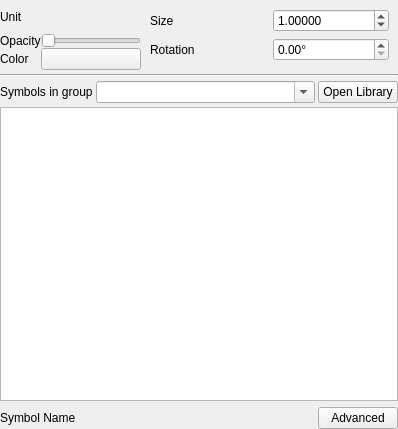
Old version of the form src/ui/symbollayer/widget_symbolslist.ui in the repository qgis/QGIS.
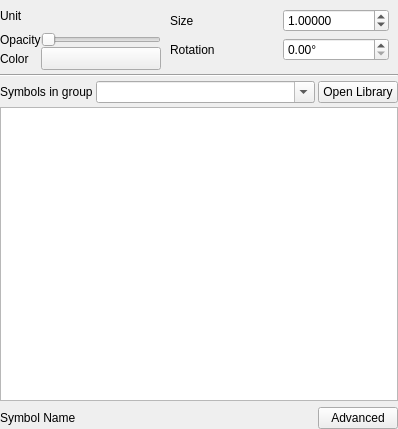
New version of the form. Custom widgets are drawn as their Qt base class.

Commit message: Flip all symbology color buttons to QgsColorButtonV2

What changed in the file:
```diff
--- a/src/ui/symbollayer/widget_symbolslist.ui
+++ b/src/ui/symbollayer/widget_symbolslist.ui
@@ -77,16 +77,16 @@
         </widget>
        </item>
        <item row="2" column="1">
-        <widget class="QgsColorButton" name="btnColor">
+        <widget class="QgsColorButtonV2" name="btnColor">
          <property name="minimumSize">
           <size>
-           <width>100</width>
+           <width>120</width>
            <height>0</height>
           </size>
          </property>
          <property name="maximumSize">
           <size>
-           <width>100</width>
+           <width>120</width>
            <height>16777215</height>
           </size>
          </property>
@@ -330,9 +330,9 @@
  </widget>
  <customwidgets>
   <customwidget>
-   <class>QgsColorButton</class>
-   <extends>QPushButton</extends>
-   <header>qgscolorbutton.h</header>
+   <class>QgsColorButtonV2</class>
+   <extends>QToolButton</extends>
+   <header>qgscolorbuttonv2.h</header>
   </customwidget>
   <customwidget>
    <class>QgsUnitSelectionWidget</class>
```
The commit also changes 12 other files.
